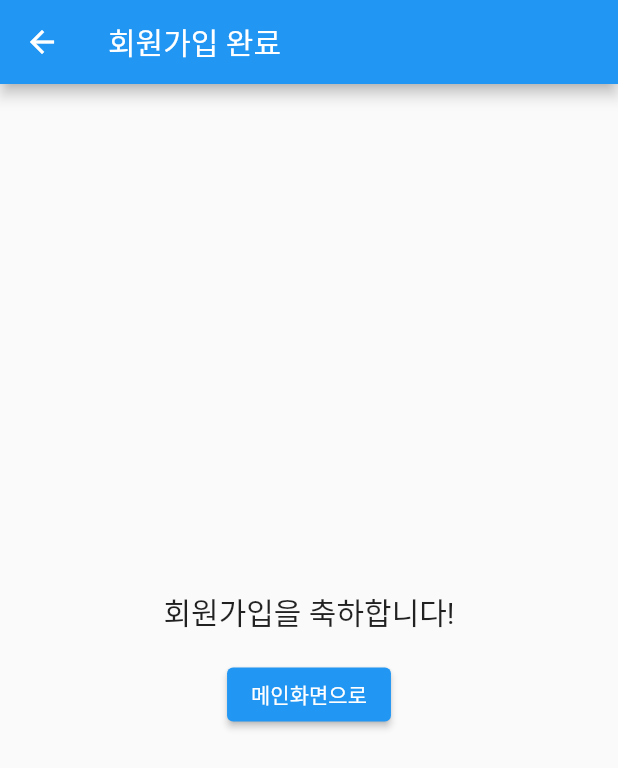
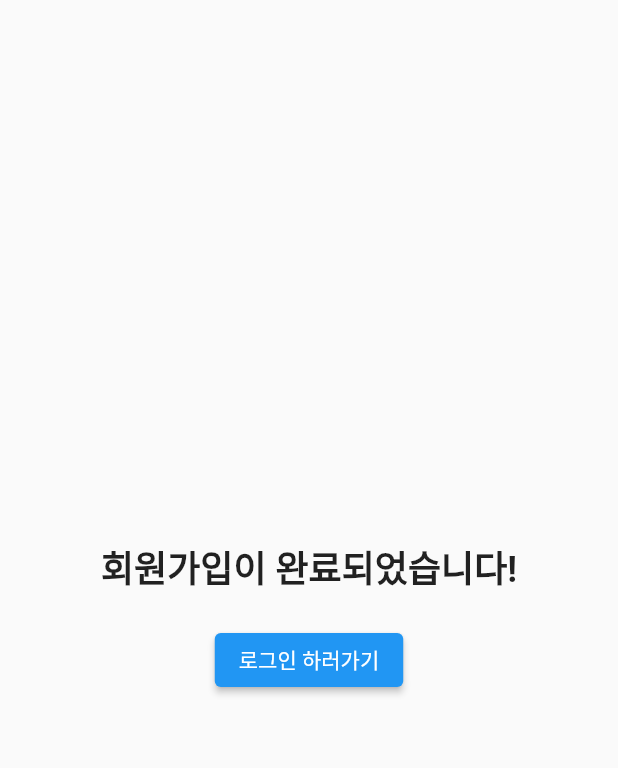
Before and after one commit to sb8919/travelplus_app, a Flutter app: the JoinComplete screen opened directly, on a phone screen of 412 x 824 dp. Shown: the top 768 px of the screen. Run offline on Flutter 3.47's test engine with Material 2 defaults, Android fonts, the phone set to English and light mode, and no system bars; Roboto replaces fonts that are missing (JejuGothic).

Commit message:
로그인 화면에서 회원가입 버튼을 누를경우, 회원가입 페이지로 넘어가고, 회원가입을 하고 가입하기를 누르면 메인화면으로 넘어가는것이 아닌 로그인 페이지로 넘어가게 수정

```diff
--- a/lib/join_complete.dart
+++ b/lib/join_complete.dart
@@ -1,33 +1,30 @@
 import 'package:flutter/material.dart';
-import 'package:travel_login2/login.dart.';
-import 'package:travel_login2/mainPage.dart';
+import 'package:travel_login2/login.dart';
 
 class JoinComplete extends StatelessWidget {
   @override
   Widget build(BuildContext context) {
     return Scaffold(
-      appBar: AppBar(
-        title: Text('회원가입 완료'),
-      ),
       body: Center(
         child: Column(
           mainAxisAlignment: MainAxisAlignment.center,
-          children: <Widget>[
+          children: [
             Text(
-              '회원가입을 축하합니다!',
-              style: TextStyle(fontSize: 20),
+              '회원가입이 완료되었습니다!',
+              style: TextStyle(
+                fontSize: 24.0,
+                fontWeight: FontWeight.bold,
+              ),
             ),
-            SizedBox(height: 16),
+            SizedBox(height: 20.0),
             ElevatedButton(
               onPressed: () {
                 Navigator.push(
                   context,
-                  MaterialPageRoute(
-                    builder: (BuildContext context) => MainPage(),
-                  ),
+                  MaterialPageRoute(builder: (context) => Login(name: '')),
                 );
               },
-              child: Text('메인화면으로'),
+              child: Text('로그인 하러가기'),
             ),
           ],
         ),
--- a/lib/login.dart
+++ b/lib/login.dart
@@ -1,7 +1,6 @@
 import 'package:flutter/material.dart';
+import 'package:travel_login2/login_complete.dart';
 import 'package:travel_login2/join.dart';
-import 'package:travel_login2/login_complete.dart';
-import 'package:travel_login2/mainPage.dart';
 
 class Login extends StatelessWidget {
   final String name;
--- a/lib/logo.dart
+++ b/lib/logo.dart
@@ -69,7 +69,7 @@ class _LogoState extends State<Logo> with SingleTickerProviderStateMixin {
                     'Travel Plus',
                     style: TextStyle(
                       fontFamily: 'JejuGothic',
-                      fontSize: 30,
+                      fontSize: 25,
                       fontWeight: FontWeight.bold,
                       color: Colors.white,
                     ),
--- a/lib/region.dart
+++ b/lib/region.dart
@@ -221,8 +221,8 @@ class _RegionState extends State<Region> {
   }
 
   void printSelectedValues() {
-    print('Selected Region: $selectedRegion');
-    print('Selected City: $selectedCity');
+    print('$selectedRegion');
+    print('$selectedCity');
   }
 
   @override
```
Also changed, not shown: lib/Interests.dart (+14 -3 lines).
